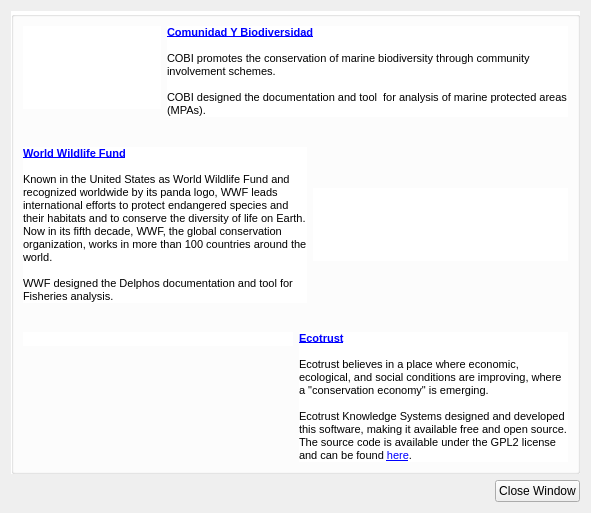
Before: the Qt Designer form src/gui/credits_dialog.ui in Ecotrust/delphos, drawn with Qt 5.
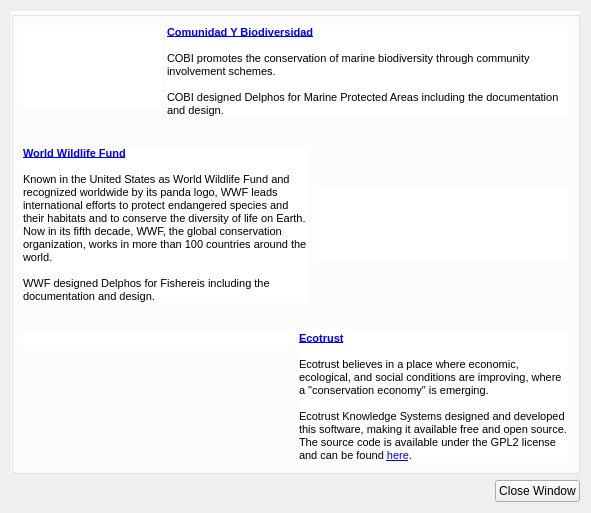
After: the same form once the commit is applied. Icons and pictures are not drawn.

Diff of the .ui file:
```diff
--- a/src/gui/credits_dialog.ui
+++ b/src/gui/credits_dialog.ui
@@ -88,7 +88,7 @@
 &lt;p style="-qt-paragraph-type:empty; margin-top:0px; margin-bottom:0px; margin-left:0px; margin-right:0px; -qt-block-indent:0; text-indent:0px; font-size:8pt; font-weight:600;">&lt;/p>
 &lt;p style=" margin-top:0px; margin-bottom:0px; margin-left:0px; margin-right:0px; -qt-block-indent:0; text-indent:0px; font-size:8pt; font-weight:600;">&lt;span style=" font-weight:400;">COBI promotes the conservation of marine&lt;/span> &lt;span style=" font-weight:400;">biodiversity through community involvement schemes.  &lt;/span>&lt;/p>
 &lt;p style="-qt-paragraph-type:empty; margin-top:0px; margin-bottom:0px; margin-left:0px; margin-right:0px; -qt-block-indent:0; text-indent:0px; font-size:8pt;">&lt;/p>
-&lt;p style=" margin-top:0px; margin-bottom:0px; margin-left:0px; margin-right:0px; -qt-block-indent:0; text-indent:0px; font-size:8pt;">COBI designed the documentation and tool  for analysis of marine protected areas (MPAs).&lt;/p>&lt;/body>&lt;/html></string>
+&lt;p style=" margin-top:0px; margin-bottom:0px; margin-left:0px; margin-right:0px; -qt-block-indent:0; text-indent:0px; font-size:8pt;">COBI designed Delphos for Marine Protected Areas including the documentation and design.&lt;/p>&lt;/body>&lt;/html></string>
           </property>
           <property name="alignment" >
            <set>Qt::AlignLeading|Qt::AlignLeft|Qt::AlignTop</set>
@@ -127,7 +127,7 @@
 &lt;p style="-qt-paragraph-type:empty; margin-top:0px; margin-bottom:0px; margin-left:0px; margin-right:0px; -qt-block-indent:0; text-indent:0px; font-size:8pt; font-weight:600; text-decoration: underline; color:#0000ff;">&lt;/p>
 &lt;p style=" margin-top:0px; margin-bottom:0px; margin-left:0px; margin-right:0px; -qt-block-indent:0; text-indent:0px; font-size:8pt;">Known in the United States as World Wildlife Fund and recognized worldwide by its panda logo, WWF leads international efforts to protect endangered species and their habitats and to conserve the diversity of life on Earth. Now in its fifth decade, WWF, the global conservation organization, works in more than 100 countries around the world.  &lt;/p>
 &lt;p style="-qt-paragraph-type:empty; margin-top:0px; margin-bottom:0px; margin-left:0px; margin-right:0px; -qt-block-indent:0; text-indent:0px; font-size:8pt;">&lt;/p>
-&lt;p style=" margin-top:0px; margin-bottom:0px; margin-left:0px; margin-right:0px; -qt-block-indent:0; text-indent:0px; font-size:8pt;">WWF designed the Delphos documentation and tool for Fisheries analysis.&lt;/p>&lt;/body>&lt;/html></string>
+&lt;p style=" margin-top:0px; margin-bottom:0px; margin-left:0px; margin-right:0px; -qt-block-indent:0; text-indent:0px; font-size:8pt;">WWF designed Delphos for Fishereis including the  documentation and design.&lt;/p>&lt;/body>&lt;/html></string>
             </property>
             <property name="alignment" >
              <set>Qt::AlignLeading|Qt::AlignLeft|Qt::AlignTop</set>
```
